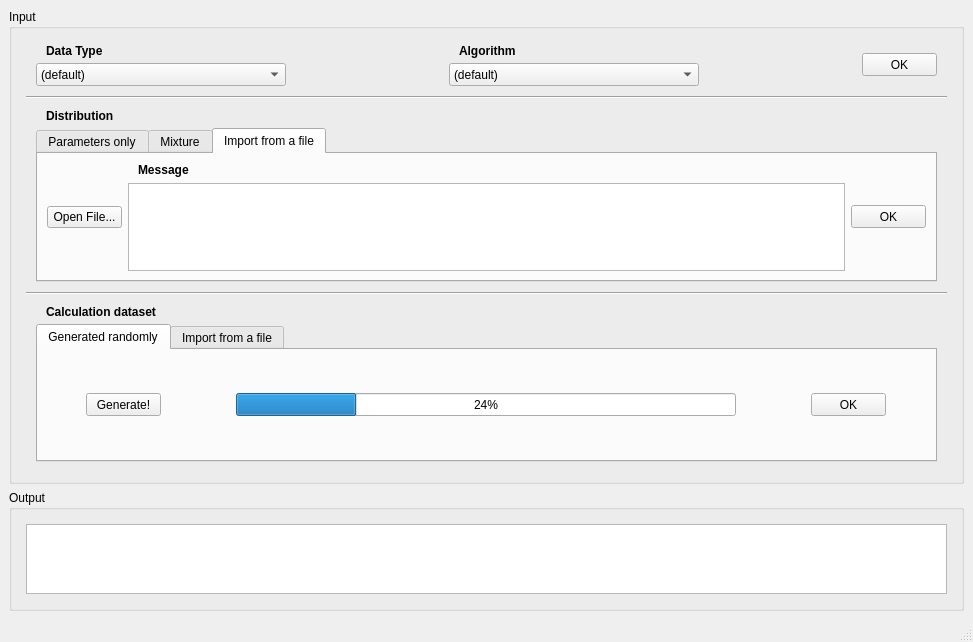
The window that src/mainwindow.ui (hungnv-sr/Map-Reduce-USTH-M1-2019) describes before a commit, drawn with Qt 5.
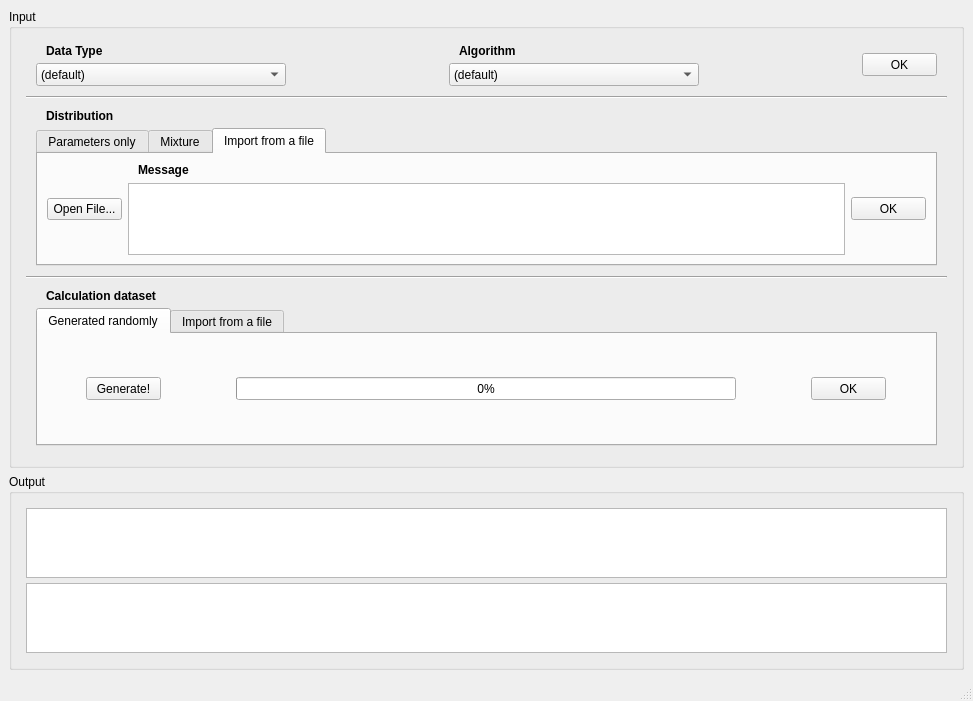
The same window after the commit.

Commit message: New Text panel added to Output in GUI

```diff
--- a/src/mainwindow.ui
+++ b/src/mainwindow.ui
@@ -1183,7 +1183,7 @@
                       </size>
                      </property>
                      <property name="value">
-                      <number>24</number>
+                      <number>0</number>
                      </property>
                     </widget>
                    </item>
@@ -1308,7 +1308,7 @@
         </property>
         <layout class="QGridLayout" name="gridLayout_2">
          <item row="0" column="0">
-          <layout class="QVBoxLayout" name="vLayoutDisplay" stretch="0">
+          <layout class="QVBoxLayout" name="vLayoutDisplay" stretch="0,0">
            <property name="spacing">
             <number>5</number>
            </property>
@@ -1324,6 +1324,9 @@
            <property name="bottomMargin">
             <number>5</number>
            </property>
+           <item>
+            <widget class="QTextBrowser" name="outputText"/>
+           </item>
            <item>
             <widget class="QGraphicsView" name="gViewDisplay"/>
            </item>
```
